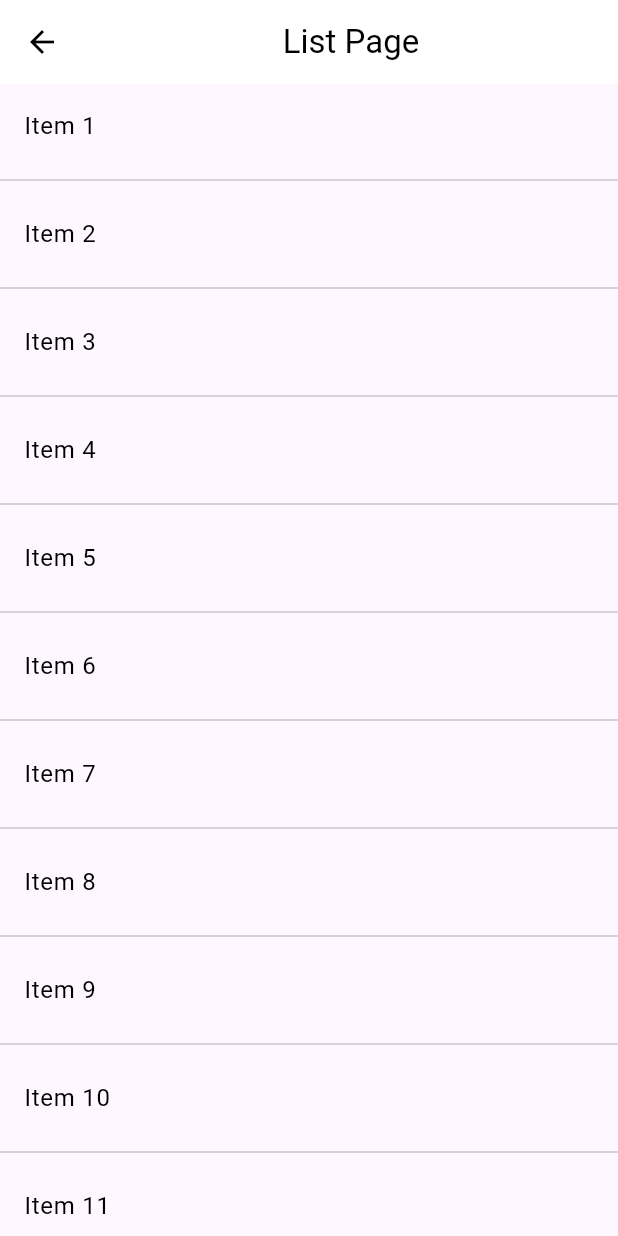
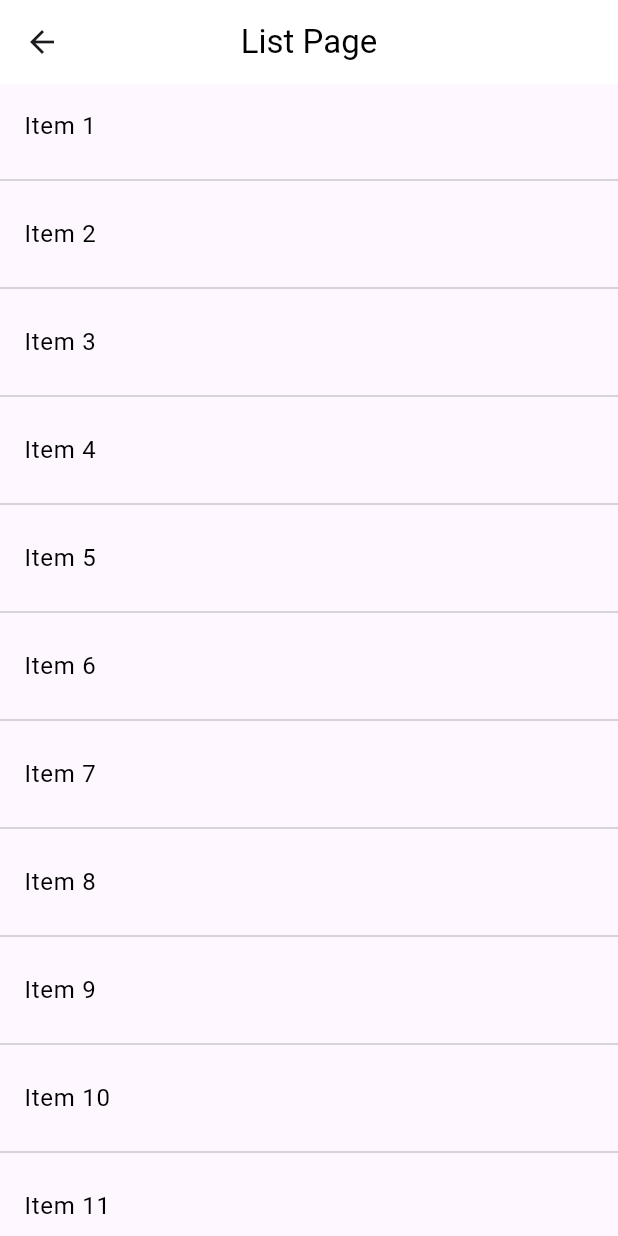
Before and after one commit to arthur-lima-camargos/usingFlutterSharedPreferences, a Flutter app: the ListPage screen opened directly, on a phone screen of 412 x 824 dp. Run offline on Flutter 3.47's test engine with Material 3 defaults, Android fonts, the phone set to English and light mode, and no system bars; our stand-ins replace shared_preferences; accounts and stored records are empty.

Commit message:
using custom app_bar

```diff
--- a/lib/screens/list_page.dart
+++ b/lib/screens/list_page.dart
@@ -7,16 +7,7 @@ class ListPage extends StatelessWidget {
   @override
   Widget build(BuildContext context) {
     return Scaffold(
-      appBar: AppBar(
-        title: const Center(
-          child: Text(
-            'List Page',
-            style: TextStyle(color: Colors.black),
-          ),
-        ),
-        backgroundColor: Colors.white,
-        iconTheme: const IconThemeData(color: Colors.black),
-      ),
+      appBar: const CustomAppBar(title: 'List Page'),
       body: ListView.builder(
         itemCount: 20,
         itemBuilder: (context, index) {
```
Also changed, not shown: lib/screens/create_account.dart (+3 -10 lines), lib/screens/profile_page.dart (+3 -7 lines).
